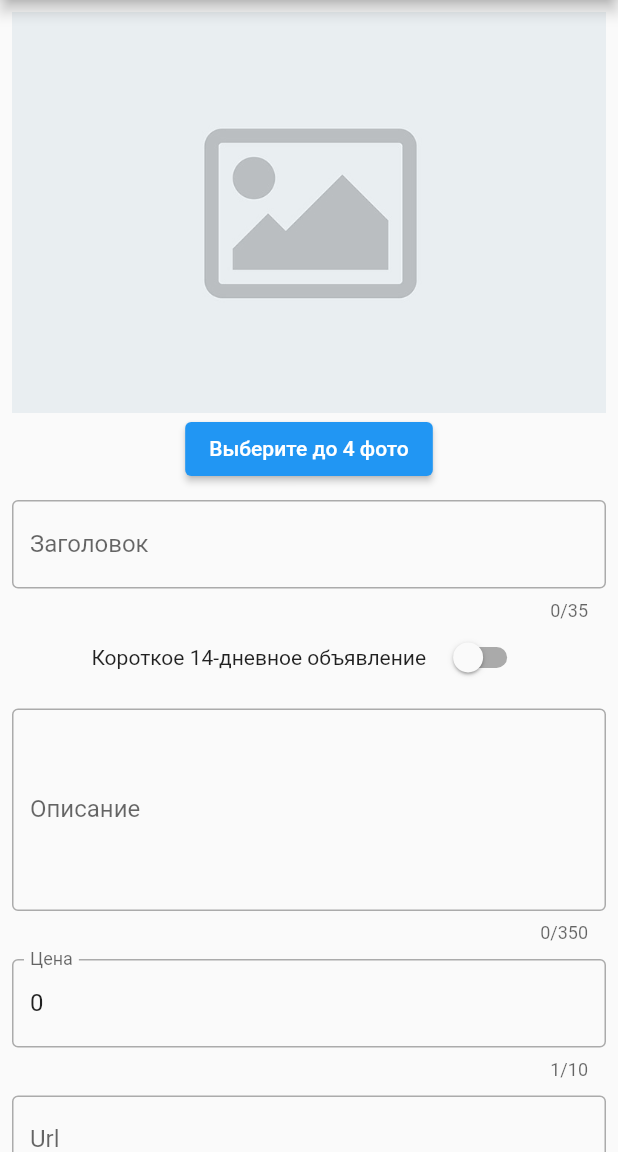
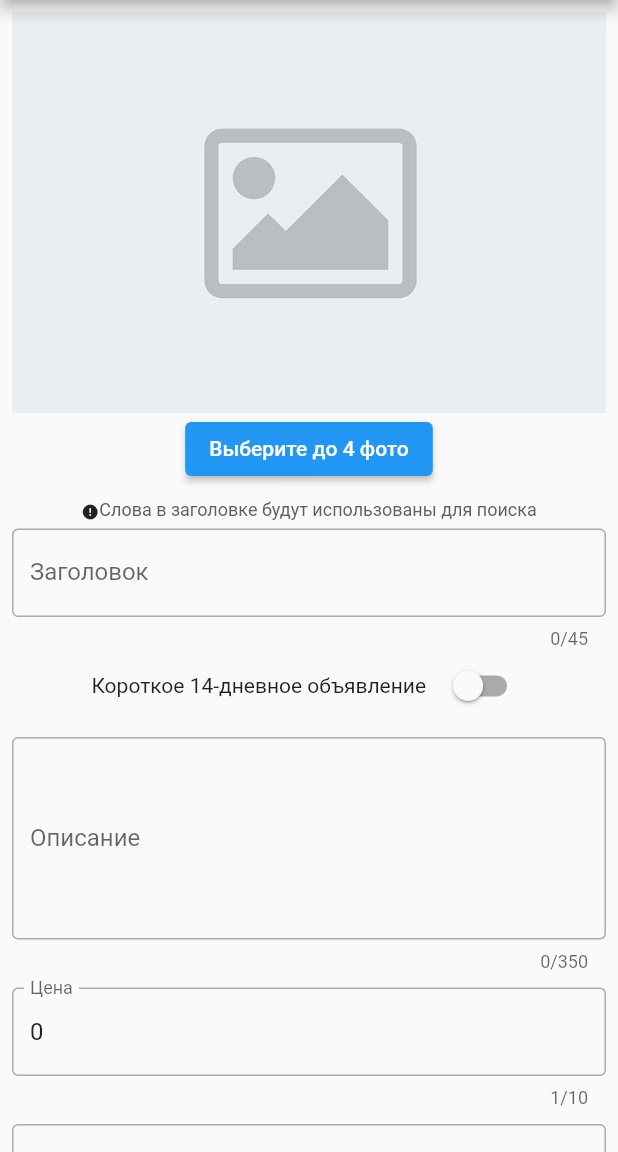
Before and after one commit to Qva3ar/shkaf, a Flutter app: the UserNotesView screen opened by its route, after a tap on the "add" icon, on a phone screen of 412 x 824 dp, the part 84-1236 px from its top. Run offline on Flutter 3.47's test engine with Material 2 defaults, Android fonts, the phone set to English and light mode, and no system bars; our stand-ins replace bloc, cached_network_image, carousel_slider, cloud_firestore, equatable, firebase_analytics and 14 more; missing offline and left inert: in_app_update, just_the_tooltip, universal_html; accounts and stored records are empty; generated files the repository leaves out were written again.

Commit message:
searching

```diff
--- a/lib/helpers/loading/loading_screen.dart
+++ b/lib/helpers/loading/loading_screen.dart
@@ -87,7 +87,7 @@ class LoadingScreen {
       },
     );
 
-    state?.insert(overlay);
+    state.insert(overlay);
 
     return LoadingScreenController(
       close: () {
--- a/lib/services/cloud/cloud_storage_constants.dart
+++ b/lib/services/cloud/cloud_storage_constants.dart
@@ -1,6 +1,8 @@
 const ownerUserIdFieldName = 'user_id';
 const textFieldName = 'text';
 const descFieldName = 'desc';
+const textSearchFieldName = 'text_search';
+const descSearchFieldName = 'desc_search';
 const phoneFieldName = 'phone';
 const urlFieldName = 'url';
 const priceFieldName = 'price';
--- a/lib/services/cloud/firebase_cloud_storage.dart
+++ b/lib/services/cloud/firebase_cloud_storage.dart
@@ -66,7 +66,9 @@ class FirebaseCloudStorage {
     try {
       await notes.doc(documentId).update({
         textFieldName: text,
+        textSearchFieldName: convertToArrayForSearch(text.toLowerCase()),
         descFieldName: desc,
+        descSearchFieldName: desc.split(" "),
         imageUrls: imgUrls,
         urlFieldName: url,
         priceFieldName: price,
@@ -94,7 +96,7 @@ class FirebaseCloudStorage {
     return allNotes;
   }
 
-  allNotes(bool load) {
+  allNotes(bool load, {String? searchStr}) {
     const limit = 10;
     var addDt = DateTime.now();
     Query<Map<String, dynamic>> query;
@@ -125,7 +127,12 @@ class FirebaseCloudStorage {
                   Timestamp.fromDate(addDt.subtract(const Duration(days: 30))))
           .where(categoryIdFieldName, isEqualTo: categoryIdStream.value)
           .orderBy(createdAtFieldName, descending: true);
-      ;
+    }
+    List<String> arr = [];
+
+    if (searchStr != null && searchStr.isNotEmpty) {
+      arr.add(searchStr);
+      query = query.where(textSearchFieldName, arrayContains: searchStr);
     }
 
     if (load) {
@@ -238,6 +245,22 @@ class FirebaseCloudStorage {
     }
   }
 
+  List<String> convertToArrayForSearch(searchStr) {
+    List<String> listnumber = searchStr.split("");
+    List<String> output = []; // int -> String
+    for (int i = 0; i < listnumber.length; i++) {
+      if (i != listnumber.length - 1) {
+        output.add(listnumber[i]); //
+      }
+      List<String> temp = [listnumber[i]];
+      for (int j = i + 1; j < listnumber.length; j++) {
+        temp.add(listnumber[j]); //
+        output.add((temp.join()));
+      }
+    }
+    return output;
+  }
+
   static final FirebaseCloudStorage _shared =
       FirebaseCloudStorage._sharedInstance();
   FirebaseCloudStorage._sharedInstance();
--- a/lib/views/notes/notes_all.dart
+++ b/lib/views/notes/notes_all.dart
@@ -45,6 +45,8 @@ class _NotesViewState extends State<NotesAll> {
   static const selectedCityKey = 'selectedCity';
   late final SharedPreferences prefs;
   String selectedCategory = "";
+  DraggableScrollableController controller =
+      new DraggableScrollableController();
 
   @override
   void initState() {
@@ -52,7 +54,7 @@ class _NotesViewState extends State<NotesAll> {
     var userSelectedId = getUserSelectedCity();
 
     SchedulerBinding.instance.addPostFrameCallback((_) {
-      if (kIsWeb && getSmartPhoneOrTablet() == androidType) {
+      if (kIsWeb && !kDebugMode && getSmartPhoneOrTablet() == androidType) {
         _showPlatformDialog(context);
       }
     });
@@ -62,6 +64,7 @@ class _NotesViewState extends State<NotesAll> {
     _notesService.categoryNameForSheet.listen((value) {
       selectedCategory = value;
     });
+    make();
   }
 
   setSelectedCity(int id) {
@@ -84,6 +87,11 @@ class _NotesViewState extends State<NotesAll> {
     // if (isOldUser == false) {
     //   return licenseAlertDialog(context);
     // }
+  }
+
+  make() {
+    controller.animateTo(100,
+        duration: Duration(seconds: 2), curve: Curves.ease);
   }
 
   licenseAlertDialog(BuildContext context) {
@@ -124,6 +132,10 @@ class _NotesViewState extends State<NotesAll> {
       getUserInfo();
       context.read<AuthBloc>().add(const AuthEventInitialize());
     });
+  }
+
+  onSearch(String text) {
+    _notesService.allNotes(false, searchStr: text.toLowerCase());
   }
 
   @override
@@ -260,17 +272,19 @@ class _NotesViewState extends State<NotesAll> {
                           onRefresh: _pullRefresh,
                           child: Stack(
                             children: [
+                              Row(
+                                children: [
                                   Padding(
-                                  padding:
-                                      const EdgeInsets.only(left: 20, top: 5),
+                                      padding: const EdgeInsets.only(
+                                          left: 20, top: 5),
                                       child: DropdownButton(
                                           value: _notesService
                                               .selectedCityStream.value,
                                           items: TURKEY
                                               .map((e) => DropdownMenuItem(
                                                   value: e['id'],
-                                              child:
-                                                  Text(e['name'].toString())))
+                                                  child: Text(
+                                                      e['name'].toString())))
                                               .toList(),
                                           onChanged: ((value) {
                                             setUserSelectedCity(
@@ -278,6 +292,12 @@ class _NotesViewState extends State<NotesAll> {
                                             setSelectedCity(
                                                 int.parse(value.toString()));
                                           }))),
+                                  Expanded(
+                                      child: SearchBar(
+                                    searchcb: onSearch,
+                                  ))
+                                ],
+                              ),
 
                               SizedBox(
                                 child: NotesListView(
@@ -296,7 +316,7 @@ class _NotesViewState extends State<NotesAll> {
                                 ),
                               ),
                               bottomDetailsSheet(openWithCategory, 0.1, true,
-                                  selectedCategory),
+                                  selectedCategory, controller),
                               // ElevatedButton(
                               //     onPressed: showModal, child: Text("lick"))
                             ],
@@ -314,13 +334,39 @@ class _NotesViewState extends State<NotesAll> {
   }
 }
 
-Widget bottomDetailsSheet(Function fun, double initialSize,
-    bool isMainSelectable, String selectedCat) {
+Widget bottomDetailsSheet(
+    Function fun,
+    double initialSize,
+    bool isMainSelectable,
+    String selectedCat,
+    DraggableScrollableController controller) {
   return DraggableScrollableSheet(
     initialChildSize: initialSize,
     minChildSize: .1,
     maxChildSize: 1,
+    controller: controller,
     builder: (BuildContext context, ScrollController scrollController) {
+      // SchedulerBinding.instance.addPostFrameCallback((_) {
+      //   scrollController
+      //       .animateTo(20,
+      //           duration: Duration(milliseconds: 800), curve: Curves.easeIn)
+      //       .then((value) => scrollController.animateTo(0,
+      //           duration: Duration(milliseconds: 800),
+      //           curve: Curves.easeInBack));
+      // });
+
+      // open() {
+      //   controller.animateTo(
+      //     0.6,
+      //     duration: const Duration(milliseconds: 100),
+      //     curve: Curves.easeOutBack,
+      //   );
+      // }
+
+      // SchedulerBinding.instance.addPostFrameCallback((_) {
+      //   open();
+      // });
+
       return Container(
         // color: Color.fromARGB(255, 82, 99, 255),
         decoration: const BoxDecoration(
--- a/lib/views/notes/update_note_view.dart
+++ b/lib/views/notes/update_note_view.dart
@@ -276,9 +276,7 @@ class _CreateUpdateNoteViewState extends State<UpdateNoteView> {
         _textController.text = widgetNote.text;
         _descController.text = widgetNote.desc;
         _priceController.text = widgetNote.price.toString();
-        _phoneController.text = widgetNote.phone != ""
-            ? maskFormatter.maskText(widgetNote.phone!)
-            : "";
+        _phoneController.text = widgetNote.phone != "" ? widgetNote.phone! : "";
         _categoryController.text = getCategoryName(widgetNote.categoryId ?? 0);
 
         _cityController.text = getCityName(widgetNote.cityId ?? 0);
@@ -356,7 +354,8 @@ class _CreateUpdateNoteViewState extends State<UpdateNoteView> {
       isScrollControlled: true,
       isDismissible: true,
       builder: (BuildContext context) {
-        return bottomDetailsSheet(selectCategory, 1, false, "Категории");
+        return bottomDetailsSheet(
+            selectCategory, 1, false, "Категории", controller);
       },
     );
   }
@@ -427,8 +426,25 @@ class _CreateUpdateNoteViewState extends State<UpdateNoteView> {
                       },
                       child: const Text("Выберите до 4 фото")),
                   const SizedBox(height: 10),
+                  RichText(
+                    text: const TextSpan(
+                      children: [
+                        WidgetSpan(
+                          child: Icon(Icons.error, size: 12),
+                        ),
+                        TextSpan(
+                          style: TextStyle(
+                              fontSize: 12,
+                              color: Color.fromARGB(255, 95, 95, 95)),
+                          text:
+                              "Слова в заголовке будут использованы для поиска",
+                        ),
+                      ],
+                    ),
+                  ),
+                  const SizedBox(height: 5),
                   TextFormField(
-                    maxLength: 35,
+                    maxLength: 45,
                     onChanged: (text) => setState(() {}),
                     controller: _textController,
                     autovalidateMode: AutovalidateMode.onUserInteraction,
@@ -437,6 +453,7 @@ class _CreateUpdateNoteViewState extends State<UpdateNoteView> {
                     maxLines: null,
                     decoration: getInputDecoration("Заголовок"),
                   ),
+
                   AppInheritedWidget(
                       shortState: this, child: const SwitchShortAdds()),
                   const SizedBox(height: 10),
@@ -464,7 +481,6 @@ class _CreateUpdateNoteViewState extends State<UpdateNoteView> {
                   TextFormField(
                     controller: _phoneController,
                     keyboardType: TextInputType.phone,
-                    inputFormatters: [maskFormatter],
                     decoration: getInputDecoration("Номер телефона"),
                   ),
                   const SizedBox(height: 15),
```
Also changed, not shown: lib/utilities/helpers/utilis-funs.dart (+13 -0 lines), lib/views/notes/search_bar.dart (+27 -16 lines). Lines whose indentation alone changed are shown as unchanged.
